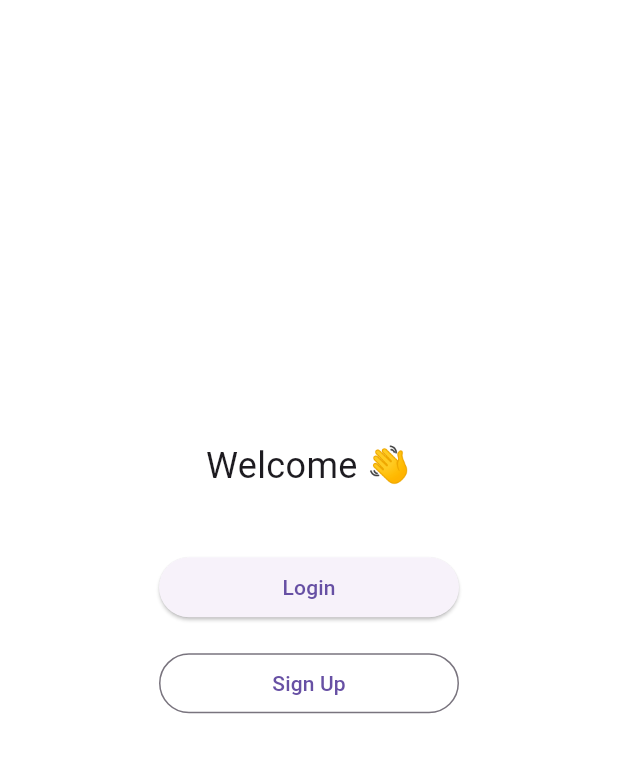
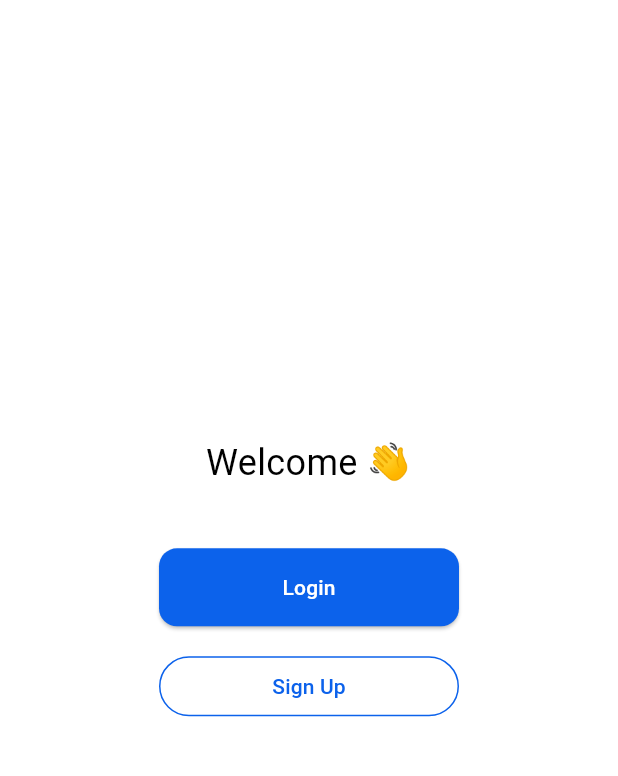
Before and after one commit to rtamb0/incanteen, a Flutter app: the screen it shows after launch, on a phone screen of 412 x 824 dp, the part 100-876 px from its top. Run offline on Flutter 3.47's test engine with Material 3 defaults, Android fonts, the phone set to English and light mode, and no system bars; our stand-ins replace cloud_firestore, dio, firebase_auth, firebase_core, firebase_messaging, shared_preferences; missing offline and left inert: dart_jsonwebtoken; accounts and stored records are empty.

Commit message:
Update theme with ColorScheme and comprehensive button themes
Co-authored-by: rtamb0 <135024553+rtamb0@users.noreply.github.com>

```diff
--- a/lib/themes/themes.dart
+++ b/lib/themes/themes.dart
@@ -1,8 +1,53 @@
 import 'package:flutter/material.dart';
 import 'package:incanteen/constants/style/style_constants.dart';
 
-ThemeData lightTheme = ThemeData(
+final ThemeData lightTheme = ThemeData(
   useMaterial3: true,
+
+  // ColorScheme from seed for Material 3 compatibility
+  colorScheme: ColorScheme.fromSeed(
+    seedColor: StyleConstants.colorOfApp,
+    brightness: Brightness.light,
+  ),
+
+  // Legacy compatibility
   primaryColor: StyleConstants.colorOfApp,
   scaffoldBackgroundColor: StyleConstants.scaffoldBackgroundColor,
+
+  // Text theme with colorTitle for body and display colors
+  textTheme: const TextTheme(
+    bodyLarge: TextStyle(color: StyleConstants.colorTitle),
+    bodyMedium: TextStyle(color: StyleConstants.colorTitle),
+    bodySmall: TextStyle(color: StyleConstants.colorTitle),
+    displayLarge: TextStyle(color: StyleConstants.colorTitle),
+    displayMedium: TextStyle(color: StyleConstants.colorTitle),
+    displaySmall: TextStyle(color: StyleConstants.colorTitle),
+  ),
+
+  // TextButton theme
+  textButtonTheme: TextButtonThemeData(
+    style: TextButton.styleFrom(
+      foregroundColor: StyleConstants.colorOfApp,
+    ),
+  ),
+
+  // ElevatedButton theme
+  elevatedButtonTheme: ElevatedButtonThemeData(
+    style: ElevatedButton.styleFrom(
+      backgroundColor: StyleConstants.colorOfApp,
+      foregroundColor: Colors.white,
+      padding: const EdgeInsets.symmetric(vertical: 16),
+      shape: RoundedRectangleBorder(
+        borderRadius: BorderRadius.circular(12),
+      ),
+    ),
+  ),
+
+  // OutlinedButton theme
+  outlinedButtonTheme: OutlinedButtonThemeData(
+    style: OutlinedButton.styleFrom(
+      foregroundColor: StyleConstants.colorOfApp,
+      side: const BorderSide(color: StyleConstants.colorOfApp),
+    ),
+  ),
 );
```
